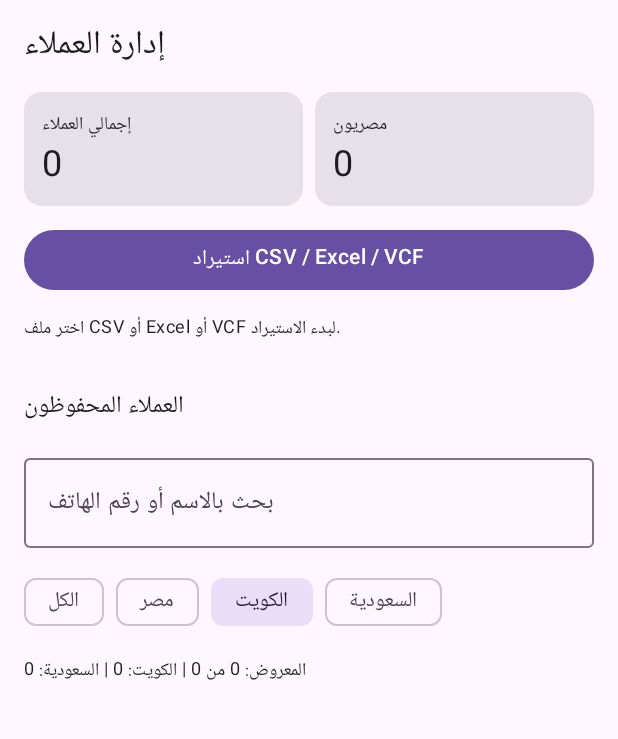
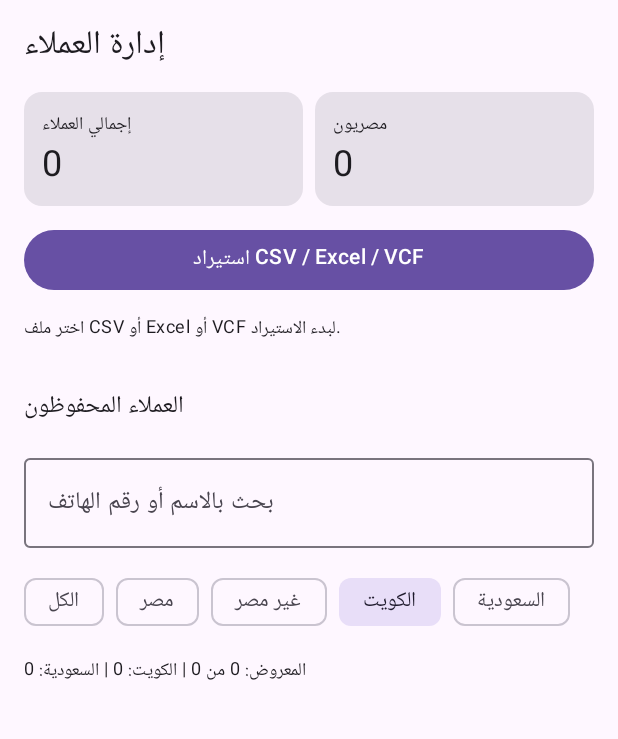
Before and after one commit to d301027871236-cell/Sender-Mobile, an Android app built with Jetpack Compose: the screen it shows after launch (MainActivity), after a tap on "الكويت", on a phone screen of 412 x 824 dp, the part 78-817 px from its top. Run offline under Robolectric (Android 15) with nearby library versions, the phone set to English and light mode, and no system bars; our stand-ins replace Room's generated code; 3 other taps on this screen came first.

Commit message:
Add a non-Egyptian customers filter

```diff
--- a/app/src/main/java/com/sendermobile/MainActivity.kt
+++ b/app/src/main/java/com/sendermobile/MainActivity.kt
@@ -131,7 +131,8 @@ private fun SenderMobileApp(
     var searchQuery by remember { mutableStateOf("") }
     var countryFilter by remember { mutableStateOf("الكل") }
     val filteredCustomers = customers.filter { customer ->
-        val matchesCountry = countryFilter == "الكل" || customer.countryName == countryFilter
+        val matchesCountry = countryFilter == "الكل" ||
+            (countryFilter == "غير مصر" && !customer.isEgyptian) || customer.countryName == countryFilter
         val query = searchQuery.trim()
         val matchesSearch = query.isBlank() || customer.name.contains(query, ignoreCase = true) ||
             customer.originalPhone.contains(query, ignoreCase = true) ||
@@ -236,7 +237,7 @@ private fun SenderMobileApp(
                         modifier = Modifier.fillMaxWidth().horizontalScroll(rememberScrollState()),
                         horizontalArrangement = Arrangement.spacedBy(8.dp)
                     ) {
-                        listOf("الكل", "مصر", "الكويت", "السعودية").forEach { country ->
+                        listOf("الكل", "مصر", "غير مصر", "الكويت", "السعودية").forEach { country ->
                             FilterChip(
                                 selected = countryFilter == country,
                                 onClick = { countryFilter = country },
```
